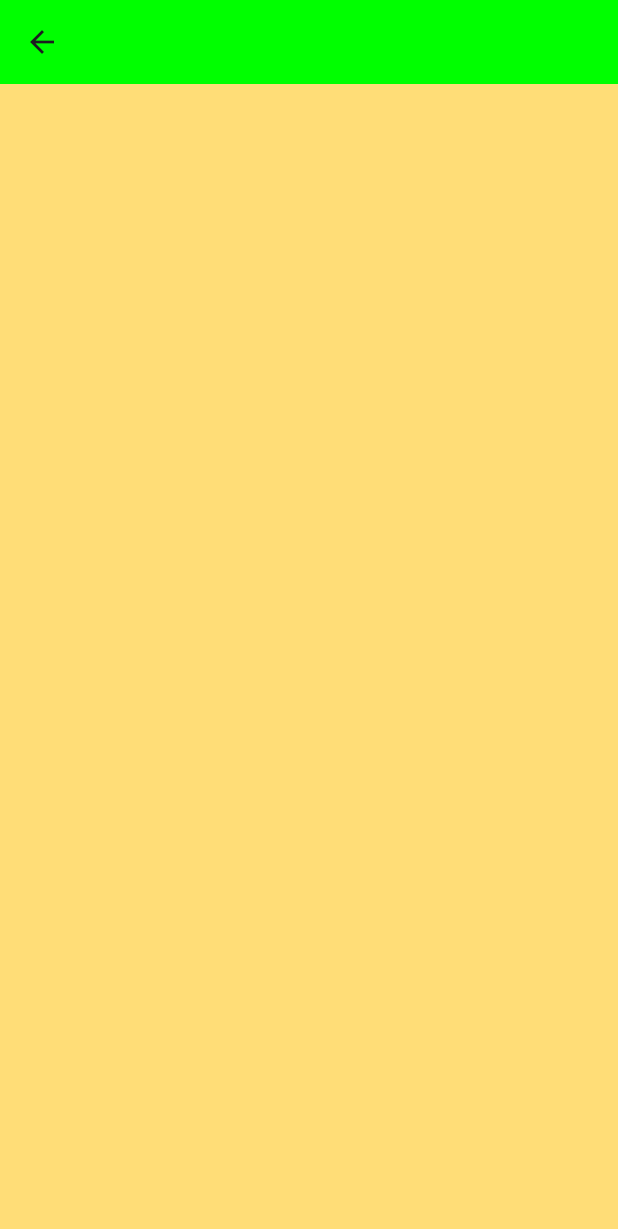
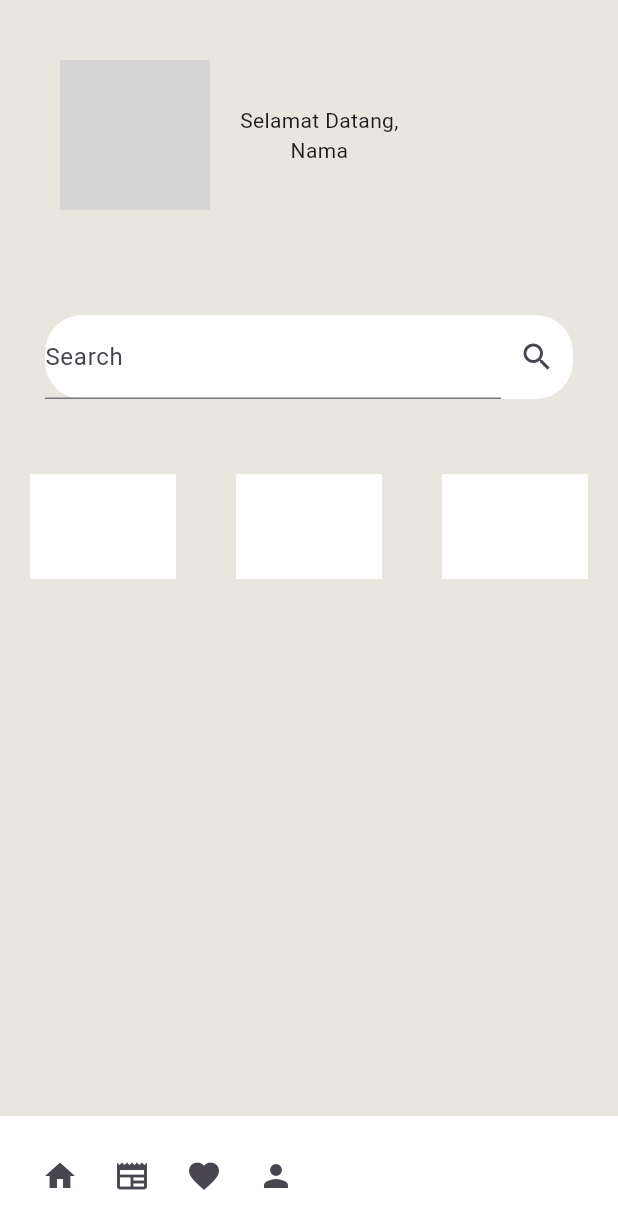
Before and after one commit to ahmadfauzy19/FoodTrack_proyek4, a Flutter app: the LandingPage screen opened directly, on a phone screen of 412 x 824 dp. Shown: the top 1229 px of the screen. Run offline on Flutter 3.47's test engine with Material 3 defaults, Android fonts, the light colour scheme and no system bars; grey boxes are pictures that could not be loaded.

Commit message:
layout landing  page

```diff
--- a/tugas_project4_giziqu/lib/LandingPage.dart
+++ b/tugas_project4_giziqu/lib/LandingPage.dart
@@ -11,13 +11,106 @@ class _LandingPageState extends State<LandingPage> {
   @override
   Widget build(BuildContext context) {
     return Scaffold(
-      appBar: AppBar(
-        backgroundColor: Color.fromARGB(255, 0, 255, 0),
-      ),
-      backgroundColor: Color.fromARGB(255, 255, 221, 119),
+      backgroundColor: Color.fromARGB(255, 233, 230, 223),
       body: Center(
         child: Column(
-          children: [],
+          children: [
+            Container(
+              margin: EdgeInsets.all(40),
+              child: Row(
+                children: [
+                  CircleAvatar(
+                    radius: 50, // Atur radius sesuai kebutuhan Anda
+                    backgroundImage: AssetImage("assets/profile_picture.jpg"),
+                  ),
+                  Container(
+                    margin: EdgeInsets.all(20),
+                    child: Column(
+                      children: [
+                        Text("Selamat Datang,"),
+                        Text("Nama"),
+                      ],
+                    ),
+                  ),
+                ],
+              ),
+            ),
+            Container(
+              margin: EdgeInsets.all(30),
+              decoration: BoxDecoration(
+                  color: Colors.white, borderRadius: BorderRadius.circular(25)),
+              child: Row(
+                children: [
+                  Expanded(
+                      child: TextField(
+                    decoration: InputDecoration(labelText: "Search"),
+                  )),
+                  IconButton(
+                    icon: Icon(Icons.search),
+                    onPressed: () {
+                      // Tambahkan logika untuk melakukan pencarian di sini
+                    },
+                  ),
+                ],
+              ),
+            ),
+            Row(
+              children: [
+                Expanded(
+                    child: Container(
+                  margin: EdgeInsets.all(20),
+                  height: 70,
+                  color: Colors.white,
+                )),
+                Expanded(
+                    child: Container(
+                  margin: EdgeInsets.all(20),
+                  height: 70,
+                  color: Colors.white,
+                )),
+                Expanded(
+                    child: Container(
+                  margin: EdgeInsets.all(20),
+                  height: 70,
+                  color: Colors.white,
+                ))
+              ],
+            )
+          ],
+        ),
+      ),
+      bottomNavigationBar: BottomAppBar(
+        color: Colors.white,
+        child: Container(
+          child: ListView(
+            scrollDirection: Axis.horizontal,
+            children: [
+              IconButton(
+                onPressed: () {
+                  // Tambahkan logika untuk navigasi ke halaman beranda
+                },
+                icon: Icon(Icons.home),
+              ),
+              IconButton(
+                onPressed: () {
+                  // Tambahkan logika untuk navigasi ke halaman berita
+                },
+                icon: Icon(Icons.newspaper),
+              ),
+              IconButton(
+                onPressed: () {
+                  // Tambahkan logika untuk navigasi ke halaman favorit
+                },
+                icon: Icon(Icons.favorite),
+              ),
+              IconButton(
+                onPressed: () {
+                  // Tambahkan logika untuk navigasi ke halaman profil
+                },
+                icon: Icon(Icons.person),
+              ),
+            ],
+          ),
         ),
       ),
     );
```
